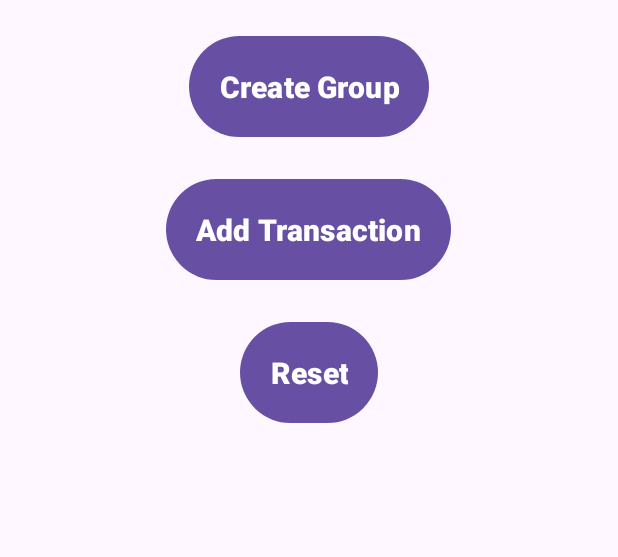
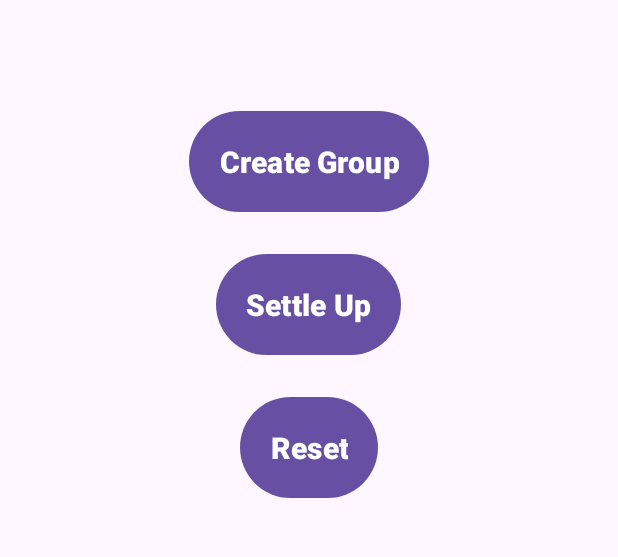
Before and after one commit to pipspritam/Android-App-SplitYourBill, an Android app: the screen it shows after launch (MainActivity), on a phone screen of 412 x 824 dp, the part 83-640 px from its top. Run offline under Robolectric (Android 15) with nearby library versions, the phone set to English and light mode, and no system bars.

Commit message:
all bills settle up successfully

```diff
--- a/app/src/main/AndroidManifest.xml
+++ b/app/src/main/AndroidManifest.xml
@@ -12,6 +12,9 @@
         android:supportsRtl="true"
         android:theme="@style/Theme.SplitYourBill"
         tools:targetApi="31">
+        <activity
+            android:name=".SettleUp"
+            android:exported="false" />
         <activity
             android:name=".addTransDetails"
             android:exported="false" />
--- a/app/src/main/java/com/example/splityourbill/MainActivity.java
+++ b/app/src/main/java/com/example/splityourbill/MainActivity.java
@@ -14,7 +14,7 @@ public class MainActivity extends AppCompatActivity {
 
     public  Button createGroupButton;
     public Button addTransButton;
-    public  Button resetAll;
+    public  Button resetAll, settleUp;
     ListView lv1;
 
     dataBaseHelper dataBaseHelper = new dataBaseHelper(MainActivity.this);
@@ -27,13 +27,25 @@ public class MainActivity extends AppCompatActivity {
         createGroupButton = findViewById(R.id.createGroupButton);
         addTransButton  = findViewById(R.id.addTransButton);
         resetAll = findViewById(R.id.resetButton);
+        settleUp = findViewById(R.id.splitButton);
         ShowPerson(dataBaseHelper);
         dataBaseHelper dbh = new dataBaseHelper(MainActivity.this);
         int numberOfPerson = dbh.getNumberOfPerson();
 
         if(numberOfPerson>0) {
             createGroupButton.setVisibility(View.GONE);
+            addTransButton.setVisibility(View.VISIBLE);
         }
+
+        settleUp.setOnClickListener(new View.OnClickListener() {
+            @Override
+            public void onClick(View v) {
+                if(v.getId()==R.id.splitButton) {
+                    Intent settleUpIntent = new Intent(MainActivity.this,SettleUp.class);
+                    startActivity(settleUpIntent);
+                }
+            }
+        });
 
         createGroupButton.setOnClickListener(new View.OnClickListener() {
             @Override
@@ -52,6 +64,7 @@ public class MainActivity extends AppCompatActivity {
                 finish();
                 startActivity(getIntent());
             }
+
         });
 
         addTransButton.setOnClickListener(new View.OnClickListener() {
--- a/app/src/main/res/layout/activity_main.xml
+++ b/app/src/main/res/layout/activity_main.xml
@@ -24,18 +24,18 @@
         android:id="@+id/listView"
         android:layout_width="match_parent"
         android:layout_height="wrap_content"
+        android:dividerHeight="1dp"
+        android:horizontalSpacing="3dp"
+        android:scrollingCache="true"
+        android:smoothScrollbar="true"
+        android:stretchMode="columnWidth"
+        android:layout_marginBottom="50dp"
+        android:verticalSpacing="3dp"
 
 
 
         />
 
-
-
-    <LinearLayout
-        android:layout_width="match_parent"
-        android:layout_height="match_parent"
-        android:orientation="vertical"
-        android:gravity="center">
 
 
         <Button
@@ -58,9 +58,19 @@
             android:textStyle="bold"
             android:layout_marginBottom="20dp"
             android:textSize="20sp"
+            android:visibility="gone"
             />
 
-    </LinearLayout>
+    <Button
+        android:id="@+id/splitButton"
+        android:layout_width="wrap_content"
+        android:layout_height="wrap_content"
+        android:text="Settle Up"
+        android:padding="20dp"
+        android:textStyle="bold"
+        android:layout_marginBottom="20dp"
+        android:textSize="20sp"
+        />
 
 
     <Button
```
Also changed, not shown: app/src/main/java/com/example/splityourbill/SettleUp.java (added, +79 -0 lines), app/src/main/res/layout/activity_settle_up.xml (added, +16 -0 lines).
